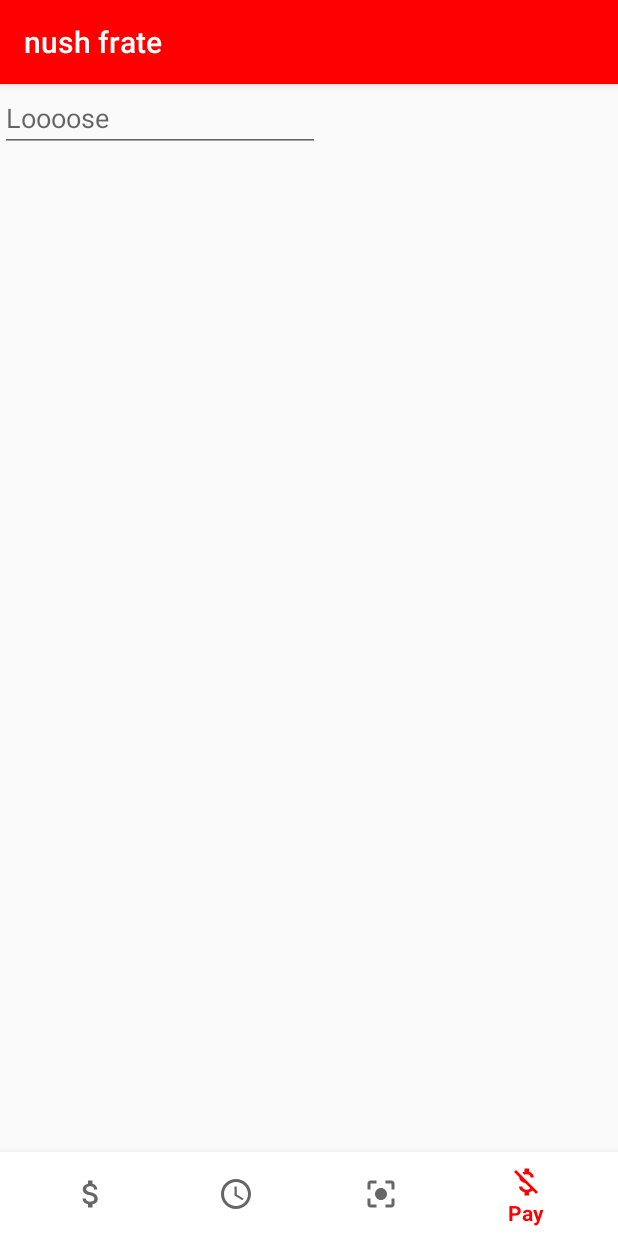
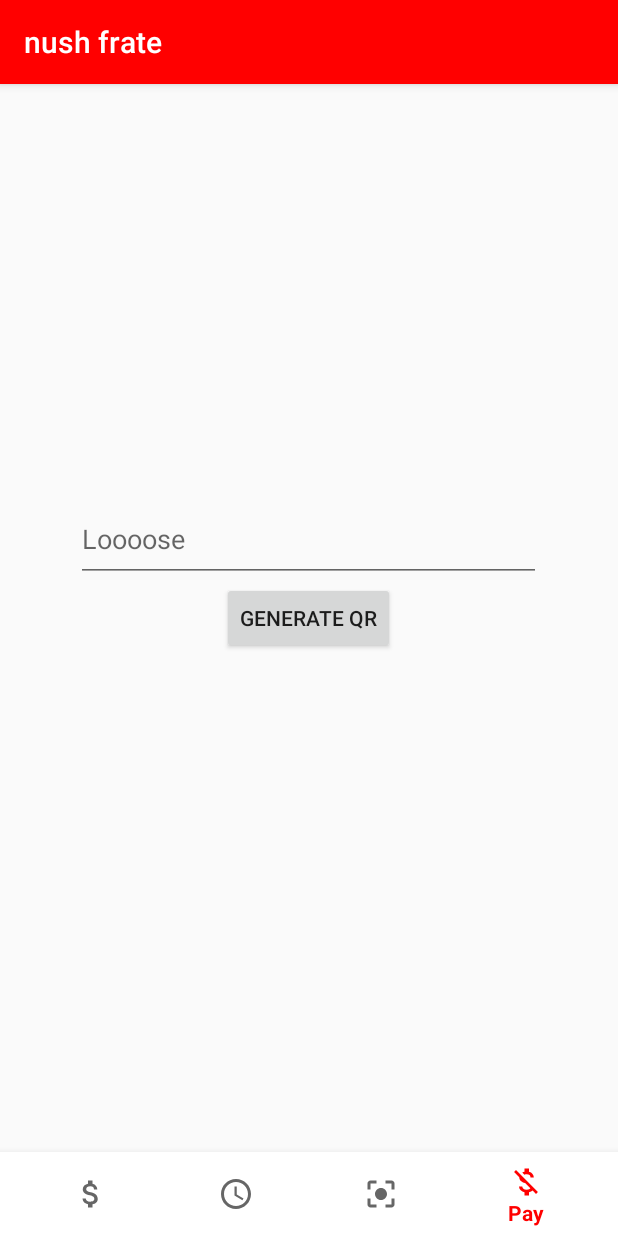
Before and after one commit to Martyn00/Monopoly_bank, an Android app: the screen it shows after launch (MainActivity), item 4 of the bottom bar chosen, on a phone screen of 412 x 824 dp. Run offline under Robolectric (Android 15) with nearby library versions, the phone set to English and light mode, and no system bars; libraries missing offline, so code that uses them is left out: com.journeyapps.barcodescanner; Roboto replaces fonts that are not available here.

Commit message:
Cu librarie

```diff
--- a/app/src/main/java/com/example/nushfrate/HomeActivity.java
+++ b/app/src/main/java/com/example/nushfrate/HomeActivity.java
@@ -24,7 +24,7 @@ import static java.lang.Long.parseLong;
 
 public class HomeActivity extends Fragment implements View.OnClickListener {
 
-        Money bani = new Money(1500);;
+        Money bani = new Money(1500);
         private int code = 0;
         private int code1 = 1;
         private Button button;
--- a/app/src/main/java/com/example/nushfrate/Pay.java
+++ b/app/src/main/java/com/example/nushfrate/Pay.java
@@ -5,7 +5,10 @@ import android.os.Bundle;
 import android.view.LayoutInflater;
 import android.view.View;
 import android.view.ViewGroup;
+import android.widget.Button;
+import android.widget.EditText;
 import android.widget.ImageView;
+import android.widget.Toast;
 
 import androidx.annotation.NonNull;
 import androidx.annotation.Nullable;
@@ -16,21 +19,34 @@ import com.journeyapps.barcodescanner.BarcodeEncoder;
 
 import java.util.prefs.BackingStoreException;
 
-public class Pay extends Fragment {
-    Money buget;
+import static java.lang.Long.parseLong;
+
+public class Pay extends Fragment implements View.OnClickListener {
+    Money buget = new Money(1500);
+    EditText text;
+    Button Generator;
+    private Paylistener listener;
+    public interface Paylistener{
+        void onInputPaySent(Money input);
+    }
     @Nullable
     public View onCreateView(LayoutInflater inflater, @NonNull ViewGroup container, @NonNull Bundle savedInstancesState) {
-         View v = inflater.inflate(R.layout.pay, container, false);
-        try{
-            BarcodeEncoder barcodeEncoder = new BarcodeEncoder();
-            Bitmap bitmap = barcodeEncoder.encodeBitmap("Mergeeeeeee", BarcodeFormat.QR_CODE, 400, 400);
-            ImageView img_qr = (ImageView) v.findViewById(R.id.imageView);
-            img_qr.setImageBitmap(bitmap);
-        } catch (Exception e){
+        View v = inflater.inflate(R.layout.pay, container, false);
 
-        }
-
+        Generator = (Button) v.findViewById(R.id.Button);
+        text = (EditText) v.findViewById(R.id.Lose);
+        Generator.setOnClickListener(this);
         return v;
     }
 
+    @Override
+    public void onClick(View view) {
+        String Bani = text.getText().toString();
+        if( view.getId() == R.id.Button){
+            buget.scadeBani(parseLong(Bani));
+            Toast.makeText(getActivity(), Bani, Toast.LENGTH_SHORT).show();
+            listener.onInputPaySent(buget);
+        }
+    }
+
 }
--- a/app/src/main/res/layout/pay.xml
+++ b/app/src/main/res/layout/pay.xml
@@ -7,18 +7,26 @@
     android:layout_height="match_parent">
 
 
+    <Button
+        android:id="@+id/Button"
+        android:layout_width="wrap_content"
+        android:layout_height="wrap_content"
+        android:layout_centerInParent="true"
+        android:text="Generate QR"
+        app:layout_constraintBottom_toBottomOf="parent"
+        app:layout_constraintEnd_toEndOf="parent"
+        app:layout_constraintStart_toStartOf="parent"
+        app:layout_constraintTop_toBottomOf="@+id/Lose" />
+
     <EditText
         android:id="@+id/Lose"
-        android:layout_width="wrap_content"
-        android:layout_height="wrap_content"
+        android:layout_width="310dp"
+        android:layout_height="57dp"
+        android:layout_above="@+id/Button"
+        android:layout_centerInParent="true"
         android:ems="10"
         android:hint="Loooose"
-        android:inputType="numberDecimal"
 
-        />
+        android:inputType="numberDecimal" />
 
-    <ImageView
-        android:id="@+id/imageView"
-        android:layout_width="290dp"
-        android:layout_height="202dp"/>
 </RelativeLayout>
```
